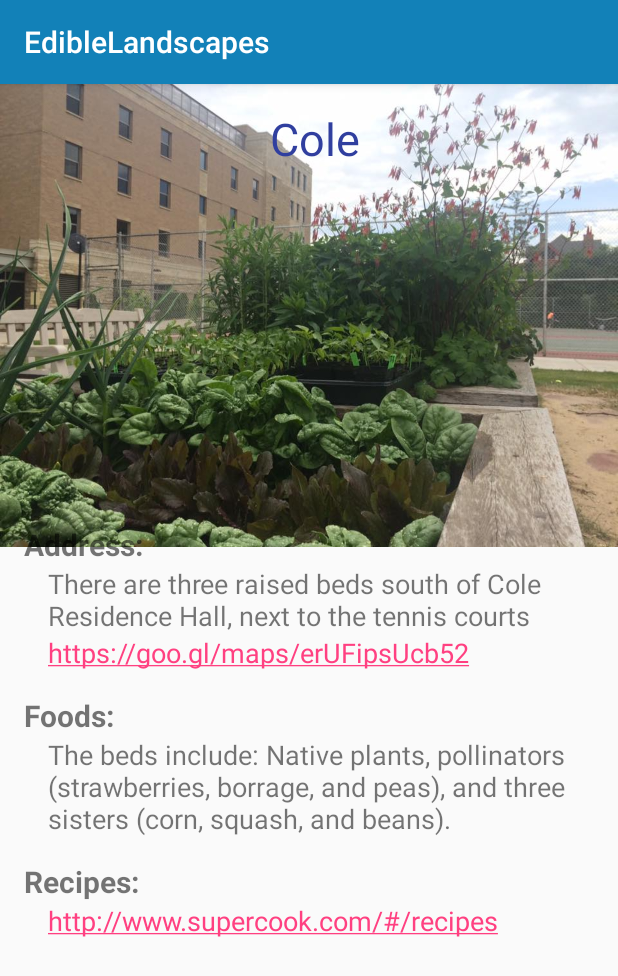
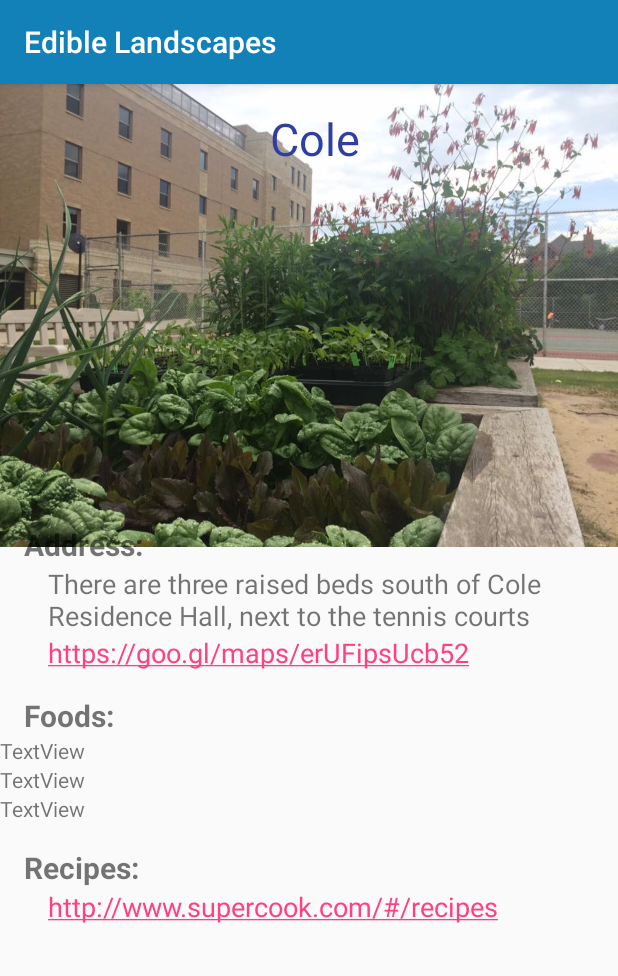
Before and after one commit to Code4Good-UWMadison/Edible-Plants-app_2018S, an Android app: the ColeHallLocation screen opened directly, with no data from a screen before it, on a phone screen of 412 x 824 dp. Shown: the top 976 px of the screen. Run offline under Robolectric (Android 15) with nearby library versions, the phone set to English and light mode, and no system bars; our stand-ins replace Firebase (no records; nobody signed in at launch, a user with empty details on screens opened directly); 3 statements that could not run were skipped.

Commit message:
db stuff for cole

```diff
--- a/app/src/main/java/com/example/mitch/ediblelandscapes/ColeHallLocation.java
+++ b/app/src/main/java/com/example/mitch/ediblelandscapes/ColeHallLocation.java
@@ -2,6 +2,13 @@ package com.example.mitch.ediblelandscapes;
 
 import android.support.v7.app.AppCompatActivity;
 import android.os.Bundle;
+import android.widget.TextView;
+
+import com.google.firebase.database.DataSnapshot;
+import com.google.firebase.database.DatabaseError;
+import com.google.firebase.database.DatabaseReference;
+import com.google.firebase.database.FirebaseDatabase;
+import com.google.firebase.database.ValueEventListener;
 
 public class ColeHallLocation extends AppCompatActivity {
 
@@ -9,5 +16,64 @@ public class ColeHallLocation extends AppCompatActivity {
     protected void onCreate(Bundle savedInstanceState) {
         super.onCreate(savedInstanceState);
         setContentView(R.layout.activity_cole_hall_location);
+
+
+        FirebaseDatabase database = FirebaseDatabase.getInstance();
+        DatabaseReference myRef = database.getReference("plant/beans/quantity");
+        final TextView plant1 = (TextView) findViewById(R.id.plant1);
+        final TextView plant2 = (TextView) findViewById(R.id.plant2);
+        final TextView plant3 = (TextView) findViewById(R.id.plant3);
+
+        myRef = database.getReference("plant/beans/quantity");
+        myRef.addValueEventListener(new ValueEventListener() {
+            @Override
+            public void onDataChange(DataSnapshot dataSnapshot) {
+                // This method is called once with the initial value and again
+                // whenever data at this location is updated.
+                Object value = dataSnapshot.getValue();
+                plant1.setText("Beans: " + value.toString() + " available. Recipes: https://bit.ly/2qQxPYx");
+                //Log.d(TAG, "Value is: " + value);
+            }
+
+            @Override
+            public void onCancelled(DatabaseError error) {
+                // Failed to read value
+                // Log.w(TAG, "Failed to read value.", error.toException());
+            }
+        });
+        myRef = database.getReference("plant/peas/quantity");
+        myRef.addValueEventListener(new ValueEventListener() {
+            @Override
+            public void onDataChange(DataSnapshot dataSnapshot) {
+                // This method is called once with the initial value and again
+                // whenever data at this location is updated.
+                Object value = dataSnapshot.getValue();
+                plant2.setText("Peas: " + value.toString() + " available. Recipes: https://bit.ly/2vR116X");
+                //Log.d(TAG, "Value is: " + value);
+            }
+
+            @Override
+            public void onCancelled(DatabaseError error) {
+                // Failed to read value
+                // Log.w(TAG, "Failed to read value.", error.toException());
+            }
+        });
+        myRef = database.getReference("plant/borrage/quantity");
+        myRef.addValueEventListener(new ValueEventListener() {
+            @Override
+            public void onDataChange(DataSnapshot dataSnapshot) {
+                // This method is called once with the initial value and again
+                // whenever data at this location is updated.
+                Object value = dataSnapshot.getValue();
+                plant3.setText("Borrage: " + value.toString() + " available. Recipes: https://bit.ly/2K7A2qP");
+                //Log.d(TAG, "Value is: " + value);
+            }
+
+            @Override
+            public void onCancelled(DatabaseError error) {
+                // Failed to read value
+                // Log.w(TAG, "Failed to read value.", error.toException());
+            }
+        });
     }
 }
--- a/app/src/main/res/layout/activity_cole_hall_location.xml
+++ b/app/src/main/res/layout/activity_cole_hall_location.xml
@@ -100,18 +100,25 @@
                 app:layout_constraintTop_toBottomOf="@+id/mapsLink" />
 
             <TextView
-                android:id="@+id/foodsDescription"
+                android:id="@+id/plant2"
                 android:layout_width="match_parent"
                 android:layout_height="wrap_content"
-                android:layout_marginEnd="8dp"
-                android:layout_marginLeft="32dp"
-                android:layout_marginRight="8dp"
-                android:layout_marginStart="32dp"
-                android:text="The beds include: Native plants, pollinators (strawberries, borrage, and peas), and three sisters (corn, squash, and beans)."
-                android:textSize="18sp"
-                app:layout_constraintEnd_toEndOf="parent"
-                app:layout_constraintStart_toStartOf="parent"
-                app:layout_constraintTop_toBottomOf="@+id/foodsTitle" />
+                android:text="TextView"
+                android:textSize="14sp" />
+
+            <TextView
+                android:id="@+id/plant3"
+                android:layout_width="match_parent"
+                android:layout_height="wrap_content"
+                android:text="TextView"
+                android:textSize="14sp" />
+
+            <TextView
+                android:id="@+id/plant1"
+                android:layout_width="match_parent"
+                android:layout_height="wrap_content"
+                android:text="TextView"
+                android:textSize="14sp" />
 
             <TextView
                 android:id="@+id/recipesTitle"
--- a/app/src/main/res/values/strings.xml
+++ b/app/src/main/res/values/strings.xml
@@ -1,5 +1,5 @@
 <resources>
-    <string name="app_name">EdibleLandscapes</string>
+    <string name="app_name">Edible Landscapes</string>
     <string name="resources">Resources</string>
     <string name="asm_name">Associated Students of Madison</string>
     <string name="asm_info">ASM recently set in motion a food pantry for students of UW-Madison.
```
